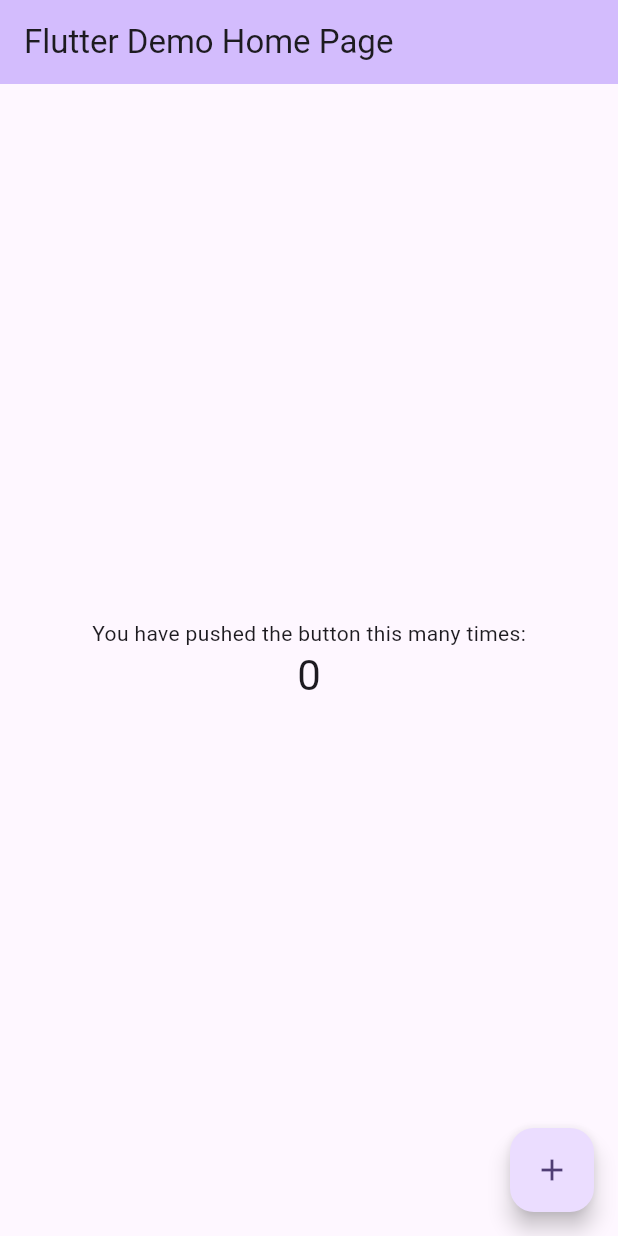
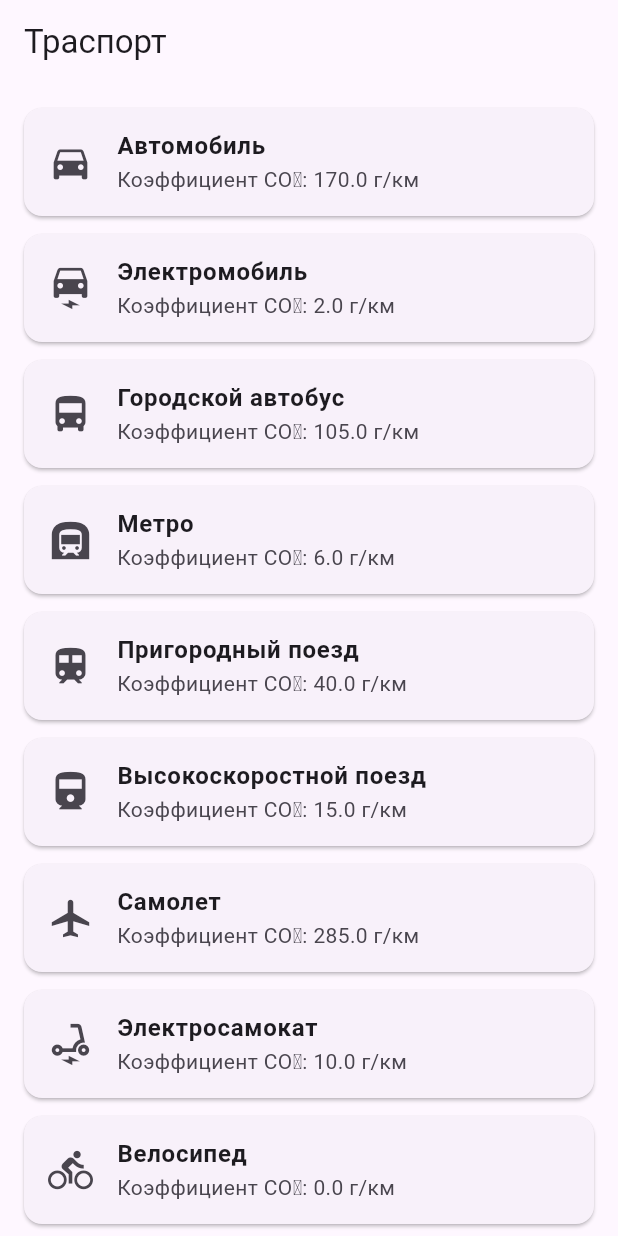
Before and after one commit to peterkrglv/flut5, a Flutter app: the screen it shows after launch, on a phone screen of 412 x 824 dp. Run offline on Flutter 3.47's test engine with Material 3 defaults, Android fonts, the phone set to English and light mode, and no system bars.

Commit message:
Transport screen

```diff
--- a/lib/features/transport/models/transport_model.dart
+++ b/lib/features/transport/models/transport_model.dart
@@ -27,3 +27,69 @@ class TransportModel {
     );
   }
 }
+
+
+List<TransportModel> getMockTransports() {
+  return [
+    const TransportModel(
+      id: 1,
+      name: 'Автомобиль',
+      iconData: Icons.directions_car,
+      co2PerKm: 170.0,
+    ),
+    const TransportModel(
+      id: 2,
+      name: 'Электромобиль',
+      iconData: Icons.electric_car,
+      co2PerKm: 2.0,
+    ),
+    const TransportModel(
+      id: 3,
+      name: 'Городской автобус',
+      iconData: Icons.directions_bus,
+      co2PerKm: 105.0,
+    ),
+    const TransportModel(
+      id: 4,
+      name: 'Метро',
+      iconData: Icons.subway,
+      co2PerKm: 6.0,
+    ),
+    const TransportModel(
+      id: 5,
+      name: 'Пригородный поезд',
+      iconData: Icons.train,
+      co2PerKm: 40.0,
+    ),
+    const TransportModel(
+      id: 6,
+      name: 'Высокоскоростной поезд',
+      iconData: Icons.directions_railway,
+      co2PerKm: 15.0,
+    ),
+    const TransportModel(
+      id: 7,
+      name: 'Самолет',
+      iconData: Icons.airplanemode_active,
+      co2PerKm: 285.0,
+    ),
+    const TransportModel(
+      id: 8,
+      name: 'Электросамокат',
+      iconData: Icons.electric_scooter,
+      co2PerKm: 10.0,
+    ),
+    const TransportModel(
+      id: 9,
+      name: 'Велосипед',
+      iconData: Icons.directions_bike,
+      co2PerKm: 0.0,
+    ),
+    const TransportModel(
+      id: 10,
+      name: 'Пешком',
+      iconData: Icons.directions_walk,
+      co2PerKm: 0.0,
+    ),
+  ];
+}
--- /dev/null
+++ b/lib/features/transport/screens/transport_screen.dart
@@ -0,0 +1,41 @@
+import 'package:flutter/material.dart';
+import 'package:prac5/features/transport/models/transport_model.dart';
+
+class TransportScreen extends StatelessWidget {
+  const TransportScreen({super.key});
+
+  @override
+  Widget build(BuildContext context) {
+    final transports = getMockTransports();
+
+    return Scaffold(
+      appBar: AppBar(
+        title: const Text('Траспорт'),
+      ),
+      body: ListView.builder(
+        padding: const EdgeInsets.all(16.0),
+        itemCount: transports.length,
+        itemBuilder: (context, index) {
+          final transport = transports[index];
+          return Card(
+            margin: const EdgeInsets.only(bottom: 12.0),
+            child: ListTile(
+              leading: Icon(
+                transport.iconData,
+                size: 30,
+              ),
+              title: Text(
+                transport.name,
+                style: const TextStyle(fontWeight: FontWeight.bold),
+              ),
+              subtitle: Text(
+                'Коэффициент CO₂: ${transport.co2PerKm.toStringAsFixed(1)} г/км',
+                style: const TextStyle(fontSize: 14),
+              ),
+            ),
+          );
+        },
+      ),
+    );
+  }
+}
--- a/lib/main.dart
+++ b/lib/main.dart
@@ -1,4 +1,5 @@
 import 'package:flutter/material.dart';
+import 'package:prac5/features/transport/screens/transport_screen.dart';
 
 void main() {
   runApp(const MyApp());
@@ -7,116 +8,14 @@ void main() {
 class MyApp extends StatelessWidget {
   const MyApp({super.key});
 
-  // This widget is the root of your application.
   @override
   Widget build(BuildContext context) {
     return MaterialApp(
       title: 'Flutter Demo',
       theme: ThemeData(
-        // This is the theme of your application.
-        //
-        // TRY THIS: Try running your application with "flutter run". You'll see
-        // the application has a purple toolbar. Then, without quitting the app,
-        // try changing the seedColor in the colorScheme below to Colors.green
-        // and then invoke "hot reload" (save your changes or press the "hot
-        // reload" button in a Flutter-supported IDE, or press "r" if you used
-        // the command line to start the app).
-        //
-        // Notice that the counter didn't reset back to zero; the application
-        // state is not lost during the reload. To reset the state, use hot
-        // restart instead.
-        //
-        // This works for code too, not just values: Most code changes can be
-        // tested with just a hot reload.
         colorScheme: ColorScheme.fromSeed(seedColor: Colors.deepPurple),
       ),
-      home: const MyHomePage(title: 'Flutter Demo Home Page'),
+      home: const TransportScreen()
     );
   }
 }
-
-class MyHomePage extends StatefulWidget {
-  const MyHomePage({super.key, required this.title});
-
-  // This widget is the home page of your application. It is stateful, meaning
-  // that it has a State object (defined below) that contains fields that affect
-  // how it looks.
-
-  // This class is the configuration for the state. It holds the values (in this
-  // case the title) provided by the parent (in this case the App widget) and
-  // used by the build method of the State. Fields in a Widget subclass are
-  // always marked "final".
-
-  final String title;
-
-  @override
-  State<MyHomePage> createState() => _MyHomePageState();
-}
-
-class _MyHomePageState extends State<MyHomePage> {
-  int _counter = 0;
-
-  void _incrementCounter() {
-    setState(() {
-      // This call to setState tells the Flutter framework that something has
-      // changed in this State, which causes it to rerun the build method below
-      // so that the display can reflect the updated values. If we changed
-      // _counter without calling setState(), then the build method would not be
-      // called again, and so nothing would appear to happen.
-      _counter++;
-    });
-  }
-
-  @override
-  Widget build(BuildContext context) {
-    // This method is rerun every time setState is called, for instance as done
-    // by the _incrementCounter method above.
-    //
-    // The Flutter framework has been optimized to make rerunning build methods
-    // fast, so that you can just rebuild anything that needs updating rather
-    // than having to individually change instances of widgets.
-    return Scaffold(
-      appBar: AppBar(
-        // TRY THIS: Try changing the color here to a specific color (to
-        // Colors.amber, perhaps?) and trigger a hot reload to see the AppBar
-        // change color while the other colors stay the same.
-        backgroundColor: Theme.of(context).colorScheme.inversePrimary,
-        // Here we take the value from the MyHomePage object that was created by
-        // the App.build method, and use it to set our appbar title.
-        title: Text(widget.title),
-      ),
-      body: Center(
-        // Center is a layout widget. It takes a single child and positions it
-        // in the middle of the parent.
-        child: Column(
-          // Column is also a layout widget. It takes a list of children and
-          // arranges them vertically. By default, it sizes itself to fit its
-          // children horizontally, and tries to be as tall as its parent.
-          //
-          // Column has various properties to control how it sizes itself and
-          // how it positions its children. Here we use mainAxisAlignment to
-          // center the children vertically; the main axis here is the vertical
-          // axis because Columns are vertical (the cross axis would be
-          // horizontal).
-          //
-          // TRY THIS: Invoke "debug painting" (choose the "Toggle Debug Paint"
-          // action in the IDE, or press "p" in the console), to see the
-          // wireframe for each widget.
-          mainAxisAlignment: MainAxisAlignment.center,
-          children: <Widget>[
-            const Text('You have pushed the button this many times:'),
-            Text(
-              '$_counter',
-              style: Theme.of(context).textTheme.headlineMedium,
-            ),
-          ],
-        ),
-      ),
-      floatingActionButton: FloatingActionButton(
-        onPressed: _incrementCounter,
-        tooltip: 'Increment',
-        child: const Icon(Icons.add),
-      ), // This trailing comma makes auto-formatting nicer for build methods.
-    );
-  }
-}
```
